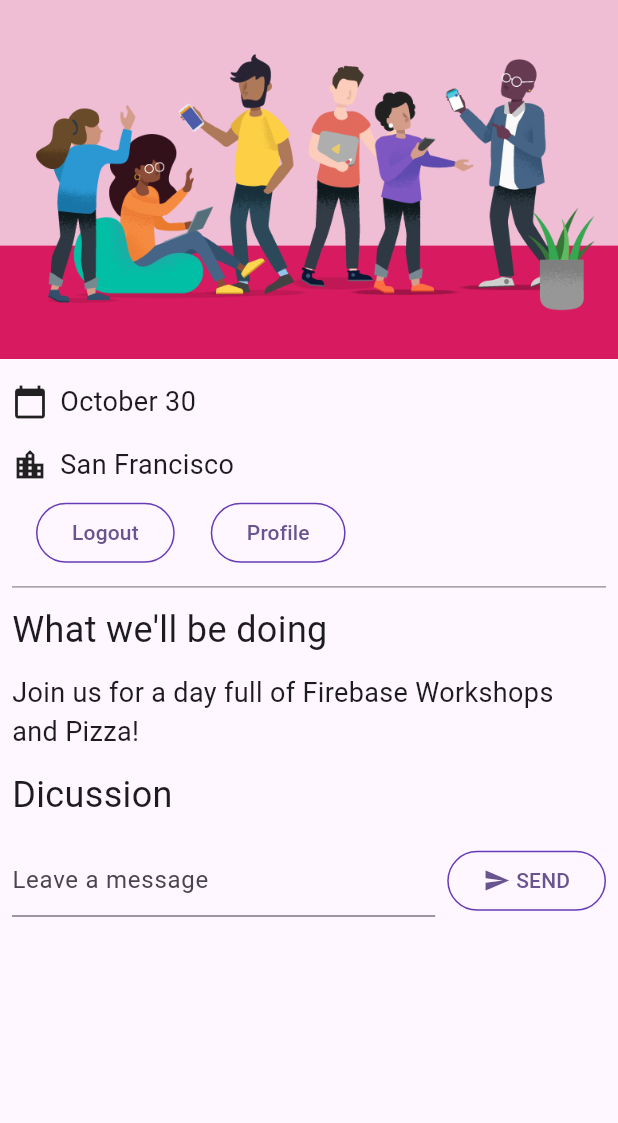
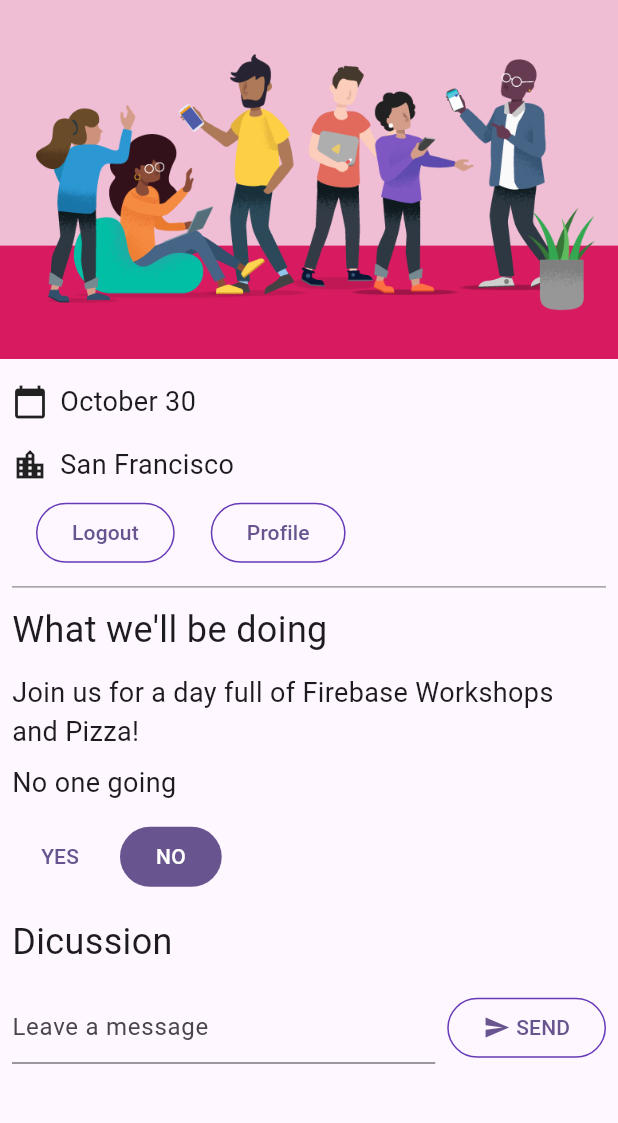
Before and after one commit to LeitMoth/firebase_demo, a Flutter app: the screen it shows once a user with an empty profile is signed in, on a phone screen of 412 x 824 dp, the part 84-1207 px from its top. Run offline on Flutter 3.47's test engine with Material 3 defaults, Android fonts, the phone set to English and light mode, and no system bars; our stand-ins replace cloud_firestore, firebase_auth, firebase_core, go_router, google_fonts; missing offline and left inert: firebase_ui_auth; accounts and stored records are empty.

Commit message:
step 9 done: add working rsvp buttons!

```diff
--- a/firebase_demo/lib/home_page.dart
+++ b/firebase_demo/lib/home_page.dart
@@ -2,16 +2,17 @@
 // Use of this source code is governed by a BSD-style license that can be
 // found in the LICENSE file.
 
-import 'package:firebase_auth/firebase_auth.dart' // new
+import 'package:firebase_auth/firebase_auth.dart'
     hide
         EmailAuthProvider,
-        PhoneAuthProvider; // new
-import 'package:flutter/material.dart'; // new
-import 'package:gtk_flutter/guest_book.dart';
-import 'package:provider/provider.dart'; // new
+        PhoneAuthProvider;
+import 'package:flutter/material.dart';
+import 'package:provider/provider.dart';
 
-import 'app_state.dart'; // new
-import 'src/authentication.dart'; // new
+import 'app_state.dart';
+import 'yes_no_selection.dart';
+import 'guest_book.dart';
+import 'src/authentication.dart';
 
 import 'src/widgets.dart';
 
@@ -52,7 +53,16 @@ class HomePage extends StatelessWidget {
             builder: (context, appState, _) => Column(
               crossAxisAlignment: CrossAxisAlignment.start,
               children: [
+                switch (appState.attendees) {
+                  1 => const Paragraph('1 person going'),
+                  >= 2 => Paragraph('${appState.attendees} people going'),
+                  _ => const Paragraph('No one going'),
+                },
                 if (appState.loggedIn) ...[
+                  YesNoSelection(
+                    state: appState.attending,
+                    onSelection: (attending) => appState.attending = attending,
+                  ),
                   const Header('Dicussion'),
                   GuestBook(
                     addMessage: (message) =>
--- /dev/null
+++ b/firebase_demo/lib/yes_no_selection.dart
@@ -0,0 +1,68 @@
+import 'package:flutter/material.dart';
+
+import 'app_state.dart';
+import 'src/widgets.dart';
+
+class YesNoSelection extends StatelessWidget {
+  const YesNoSelection(
+      {super.key, required this.state, required this.onSelection});
+  final Attending state;
+  final void Function(Attending selection) onSelection;
+
+  @override
+  Widget build(BuildContext context) {
+    switch (state) {
+      case Attending.yes:
+        return Padding(
+          padding: const EdgeInsets.all(8.0),
+          child: Row(
+            children: [
+              FilledButton(
+                onPressed: () => onSelection(Attending.yes),
+                child: const Text('YES'),
+              ),
+              const SizedBox(width: 8),
+              TextButton(
+                onPressed: () => onSelection(Attending.no),
+                child: const Text('NO'),
+              ),
+            ],
+          ),
+        );
+      case Attending.no:
+        return Padding(
+          padding: const EdgeInsets.all(8.0),
+          child: Row(
+            children: [
+              TextButton(
+                onPressed: () => onSelection(Attending.yes),
+                child: const Text('YES'),
+              ),
+              const SizedBox(width: 8),
+              FilledButton(
+                onPressed: () => onSelection(Attending.no),
+                child: const Text('NO'),
+              ),
+            ],
+          ),
+        );
+      default:
+        return Padding(
+          padding: const EdgeInsets.all(8.0),
+          child: Row(
+            children: [
+              StyledButton(
+                onPressed: () => onSelection(Attending.yes),
+                child: const Text('YES'),
+              ),
+              const SizedBox(width: 8),
+              StyledButton(
+                onPressed: () => onSelection(Attending.no),
+                child: const Text('NO'),
+              ),
+            ],
+          ),
+        );
+    }
+  }
+}
```
Also changed, not shown: firebase_demo/lib/app_state.dart (+45 -0 lines).
